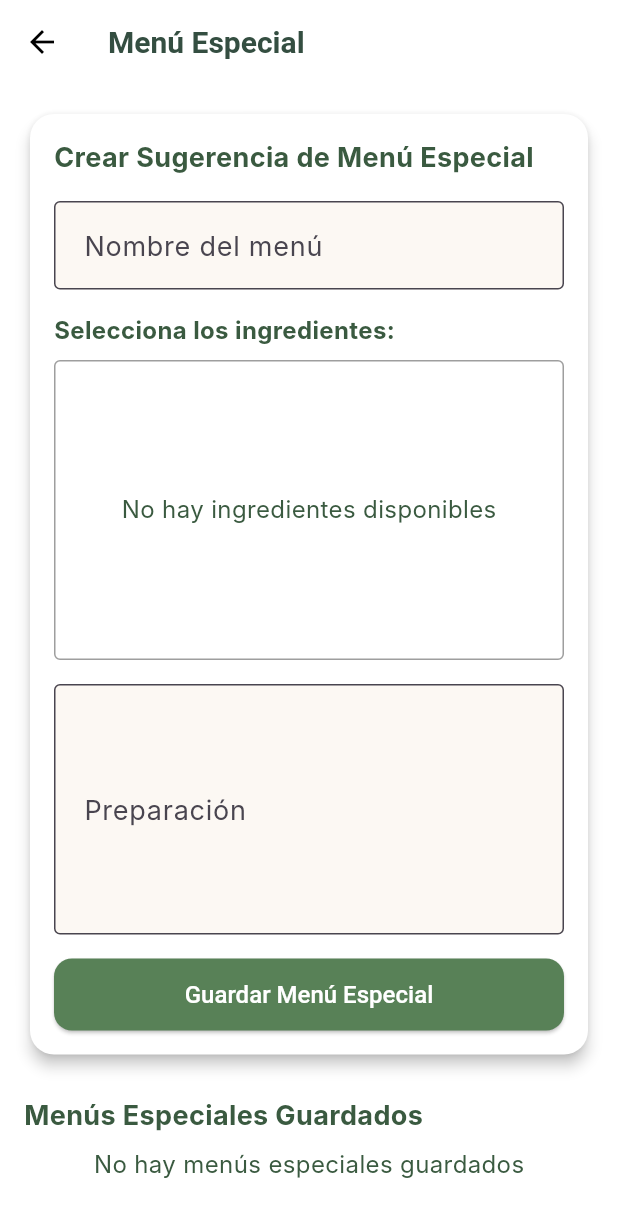
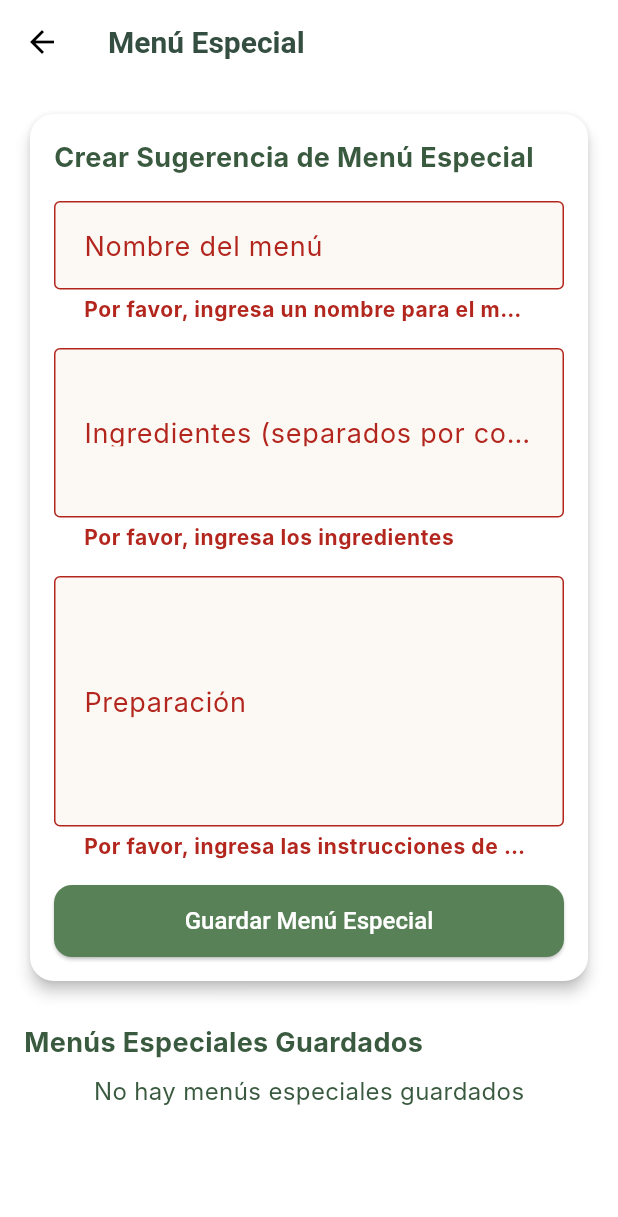
Before and after one commit to Leojgp/fl_examen_final, a Flutter app: the MenuEspecial screen opened directly, after a tap on "Guardar Menú Especial", on a phone screen of 412 x 824 dp. Shown: the top 1217 px of the screen. Run offline on Flutter 3.47's test engine with Material 3 defaults, Android fonts, the light colour scheme and no system bars; our stand-ins replace cloud_firestore, firebase_auth, firebase_core, fl_chart, font_awesome_flutter, google_sign_in and 2 more; missing offline and left inert: cloud_firestore_odm; accounts and stored records are empty; generated files the repository leaves out were written again; Roboto replaces fonts that are missing (Inter); statements that could not run were skipped.

Commit message:
Cambiando la lista por un campo de texto

```diff
--- a/lib/screens/settings/menu_especial.dart
+++ b/lib/screens/settings/menu_especial.dart
@@ -1,8 +1,6 @@
 import 'package:flutter/material.dart';
 import 'package:cloud_firestore/cloud_firestore.dart';
 import 'package:fl_examen_final/utils/errors.dart';
-import 'package:fl_examen_final/services/ingredient_service.dart';
-import 'package:fl_examen_final/models/ingredient.dart';
 
 class MenuEspecial extends StatefulWidget {
   const MenuEspecial({super.key});
@@ -14,59 +12,24 @@ class MenuEspecial extends StatefulWidget {
 class _MenuEspecialState extends State<MenuEspecial> {
   final _formKey = GlobalKey<FormState>();
   final TextEditingController _nombreController = TextEditingController();
+  final TextEditingController _ingredientesController = TextEditingController();
   final TextEditingController _preparacionController = TextEditingController();
 
   List<Map<String, dynamic>> _menusSugeridos = [];
-  List<Ingredient> _todosLosIngredientes = [];
-  List<Ingredient> _ingredientesSeleccionados = [];
-
   bool _isLoading = true;
-  bool _isLoadingIngredients = true;
 
   @override
   void initState() {
     super.initState();
     _cargarMenusEspeciales();
-    _cargarIngredientes();
   }
 
   @override
   void dispose() {
     _nombreController.dispose();
+    _ingredientesController.dispose();
     _preparacionController.dispose();
     super.dispose();
-  }
-
-  Future<void> _cargarIngredientes() async {
-    setState(() {
-      _isLoadingIngredients = true;
-    });
-
-    try {
-      _todosLosIngredientes = await getIngredients();
-
-      setState(() {
-        _isLoadingIngredients = false;
-      });
-    } catch (e) {
-      setState(() {
-        _isLoadingIngredients = false;
-      });
-      print('error');
-    }
-  }
-
-    Future<void> _eliminarMenuEspecial(String id) async {
-    try {
-      await FirebaseFirestore.instance.collection('menu_especial').doc(id).delete();
-      _cargarMenusEspeciales();
-
-      ScaffoldMessenger.of(context).showSnackBar(
-        const SnackBar(content: Text('Menú especial eliminado correctamente')),
-      );
-    } catch (e) {
-      print('error');
-    }
   }
 
   Future<void> _cargarMenusEspeciales() async {
@@ -83,7 +46,7 @@ class _MenuEspecialState extends State<MenuEspecial> {
           return {
             'id': doc.id,
             'nombre': data['nombre'] ?? '',
-            'ingredientes': data['ingredientes'] ?? [],
+            'ingredientes': data['ingredientes'] ?? '',
             'preparacion': data['preparacion'] ?? '',
           };
         }).toList();
@@ -93,18 +56,55 @@ class _MenuEspecialState extends State<MenuEspecial> {
       setState(() {
         _isLoading = false;
       });
-      print('error');
+      _mostrarError('Error al cargar menús: $e');
     }
   }
 
-  void _toggleIngredientSelection(Ingredient ingredient) {
-    setState(() {
-      if (_ingredientesSeleccionados.any((item) => item.id == ingredient.id)) {
-        _ingredientesSeleccionados.removeWhere((item) => item.id == ingredient.id);
-      } else {
-        _ingredientesSeleccionados.add(ingredient);
+  Future<void> _guardarMenuEspecial() async {
+    if (_formKey.currentState!.validate()) {
+      try {
+        await FirebaseFirestore.instance.collection('menu_especial').add({
+          'nombre': _nombreController.text,
+          'ingredientes': _ingredientesController.text,
+          'preparacion': _preparacionController.text,
+          'createdAt': FieldValue.serverTimestamp(),
+        });
+
+        _limpiarFormulario();
+        _cargarMenusEspeciales();
+
+        ScaffoldMessenger.of(context).showSnackBar(
+          const SnackBar(content: Text('Menú especial guardado correctamente')),
+        );
+      } catch (e) {
+        _mostrarError('Error al guardar menú: $e');
       }
-    });
+    }
+  }
+
+  Future<void> _eliminarMenuEspecial(String id) async {
+    try {
+      await FirebaseFirestore.instance.collection('menu_especial').doc(id).delete();
+      _cargarMenusEspeciales();
+
+      ScaffoldMessenger.of(context).showSnackBar(
+        const SnackBar(content: Text('Menú especial eliminado correctamente')),
+      );
+    } catch (e) {
+      _mostrarError('Error al eliminar menú: $e');
+    }
+  }
+
+  void _limpiarFormulario() {
+    _nombreController.clear();
+    _ingredientesController.clear();
+    _preparacionController.clear();
+  }
+
+  void _mostrarError(String mensaje) {
+    ScaffoldMessenger.of(context).showSnackBar(
+      SnackBar(content: Text(mensaje), backgroundColor: Colors.red),
+    );
   }
 
   @override
@@ -113,9 +113,7 @@ class _MenuEspecialState extends State<MenuEspecial> {
       appBar: AppBar(
         title: const Text('Menú Especial'),
       ),
-      body: _isLoadingIngredients
-          ? const Center(child: CircularProgressIndicator())
-          : SingleChildScrollView(
+      body: SingleChildScrollView(
         padding: const EdgeInsets.all(16.0),
         child: Column(
           crossAxisAlignment: CrossAxisAlignment.start,
@@ -151,44 +149,19 @@ class _MenuEspecialState extends State<MenuEspecial> {
                         },
                       ),
                       const SizedBox(height: 16),
-                            const Text(
-                              'Selecciona los ingredientes:',
-                              style: TextStyle(
-                                fontWeight: FontWeight.bold,
-                                fontSize: 16,
+                      TextFormField(
+                        controller: _ingredientesController,
+                        decoration: const InputDecoration(
+                          labelText: 'Ingredientes (separados por comas)',
+                          border: OutlineInputBorder(),
                         ),
-                            ),
-                            const SizedBox(height: 8),
-                            Container(
-                              decoration: BoxDecoration(
-                                border: Border.all(color: Colors.grey),
-                                borderRadius: BorderRadius.circular(4),
-                              ),
-                              height: 200,
-                              child: _todosLosIngredientes.isEmpty
-                                  ? const Center(child: Text('No hay ingredientes disponibles'))
-                                  : ListView.builder(
-                                      itemCount: _todosLosIngredientes.length,
-                                      itemBuilder: (context, index) {
-                                        final ingredient = _todosLosIngredientes[index];
-                                        final isSelected = _ingredientesSeleccionados
-                                            .any((item) => item.id == ingredient.id);
-
-                                        return CheckboxListTile(
-                                          title: Text(ingredient.name),
-                                          subtitle: Text('${ingredient.caloriesPer100} cal/100${ingredient.unit}'),
-                                          secondary: ingredient.imageUrl.isNotEmpty
-                                              ? CircleAvatar(
-                                                  backgroundImage: NetworkImage(ingredient.imageUrl),
-                                                )
-                                              : const CircleAvatar(
-                                                  child: Icon(Icons.food_bank),
-                                                ),
-                                          value: isSelected,
-                                          onChanged: (_) => _toggleIngredientSelection(ingredient),
-                                        );
+                        validator: (value) {
+                          if (value == null || value.isEmpty) {
+                            return 'Por favor, ingresa los ingredientes';
+                          }
+                          return null;
                         },
-                                    ),
+                        maxLines: 3,
                       ),
                       const SizedBox(height: 16),
                       TextFormField(
@@ -208,7 +181,7 @@ class _MenuEspecialState extends State<MenuEspecial> {
                       const SizedBox(height: 16),
                       Center(
                         child: ElevatedButton(
-                                onPressed: () {},
+                          onPressed: _guardarMenuEspecial,
                           child: const Text('Guardar Menú Especial'),
                         ),
                       ),
@@ -238,10 +211,6 @@ class _MenuEspecialState extends State<MenuEspecial> {
                         itemCount: _menusSugeridos.length,
                         itemBuilder: (context, index) {
                           final menu = _menusSugeridos[index];
-                                final List<dynamic> ingredientes = menu['ingredientes'] is List
-                                    ? menu['ingredientes']
-                                    : [];
-
                           return Card(
                             margin: const EdgeInsets.only(bottom: 8),
                             child: ExpansionTile(
@@ -256,22 +225,7 @@ class _MenuEspecialState extends State<MenuEspecial> {
                                         'Ingredientes:',
                                         style: TextStyle(fontWeight: FontWeight.bold),
                                       ),
-                                            if (ingredientes.isNotEmpty)
-                                              ListView.builder(
-                                                shrinkWrap: true,
-                                                physics: const NeverScrollableScrollPhysics(),
-                                                itemCount: ingredientes.length,
-                                                itemBuilder: (context, i) {
-                                                  final ingrediente = ingredientes[i];
-                                                  return ListTile(
-                                                    dense: true,
-                                                    leading: const Icon(Icons.check),
-                                                    title: Text(ingrediente['name'] ?? 'Ingrediente sin nombre'),
-                                                  );
-                                                },
-                                              )
-                                            else
-                                              const Text('No hay ingredientes registrados'),
+                                      Text(menu['ingredientes']),
                                       const SizedBox(height: 8),
                                       const Text(
                                         'Preparación:',
--- a/lib/services/ingredient_service.dart
+++ b/lib/services/ingredient_service.dart
@@ -9,6 +9,7 @@ Future<Ingredient> getIngredientById(String ingredientId) async {
 
   return ingredient.data!;
 }
+
 
 Future<Ingredient> createIngredient(Ingredient ingredient) async {
   final ingredientDoc = await ingredientRef.add(ingredient);
```
Lines whose indentation alone changed are shown as unchanged.
